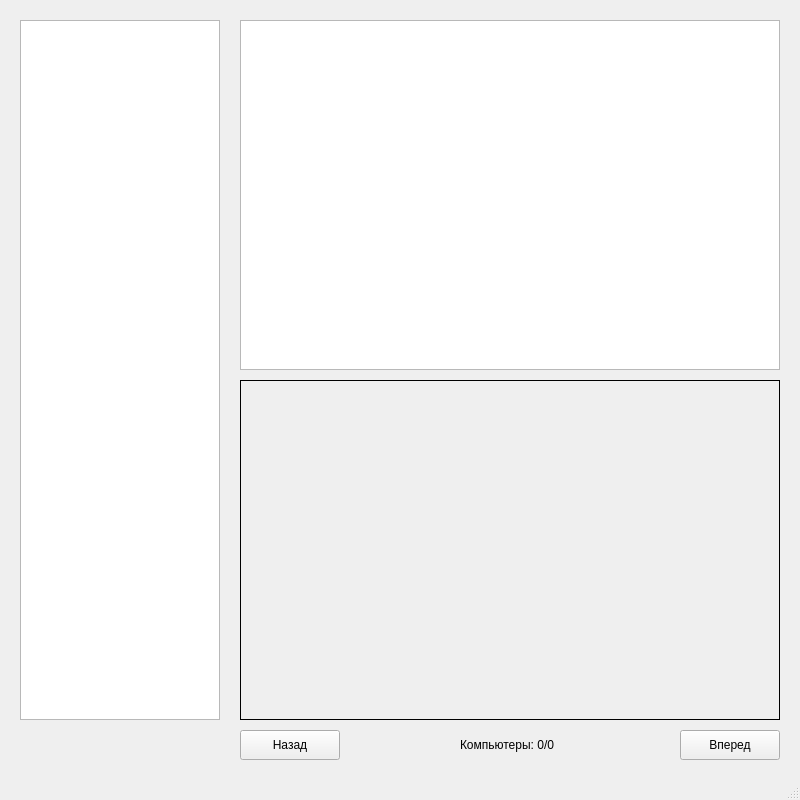
This is main.ui in Pavel7811/TechRooms as Qt 5 draws it before an edit. The edited form follows.
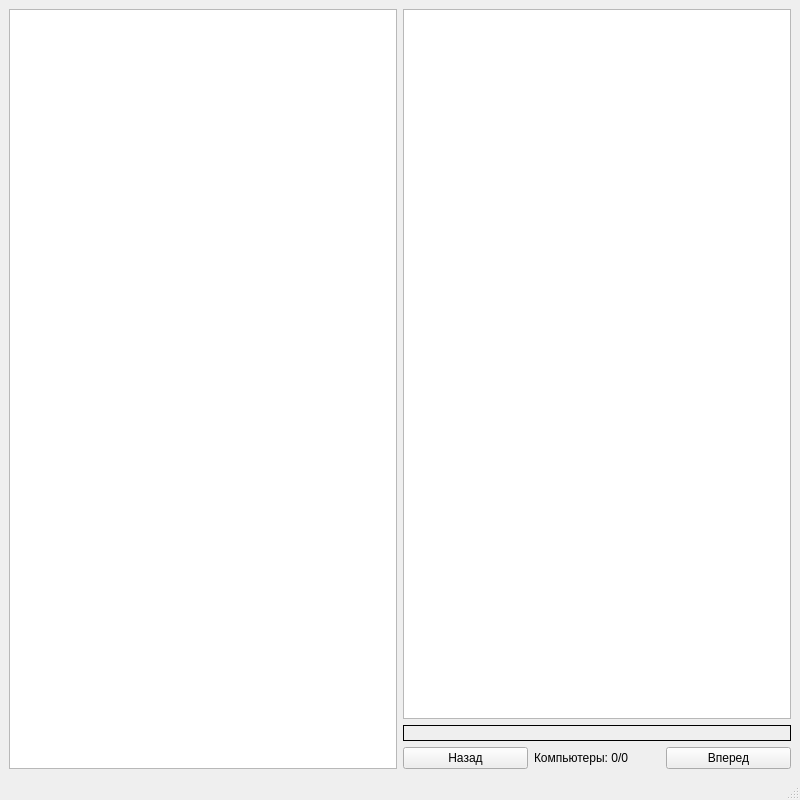
This is the edited form.

Commit message: адаптивный экран типо

Patch:
```diff
--- a/main.ui
+++ b/main.ui
@@ -14,35 +14,24 @@
    <string>База данных аудиторий и технического оборудования</string>
   </property>
   <widget class="QWidget" name="centralwidget">
-   <widget class="QListWidget" name="rooms_list">
-    <property name="geometry">
-     <rect>
-      <x>20</x>
-      <y>20</y>
-      <width>200</width>
-      <height>700</height>
-     </rect>
-    </property>
-   </widget>
-   <widget class="QTextBrowser" name="equipment_info">
-    <property name="geometry">
-     <rect>
-      <x>240</x>
-      <y>20</y>
-      <width>540</width>
-      <height>350</height>
-     </rect>
-    </property>
-   </widget>
+   <layout class="QHBoxLayout" name="horizontalLayout">
+    <item>
+     <widget class="QListWidget" name="rooms_list"/>
+    </item>
+    <item>
+     <layout class="QVBoxLayout" name="verticalLayout">
+      <item>
+       <widget class="QTextBrowser" name="equipment_info"/>
+      </item>
+      <item>
    <widget class="QLabel" name="equipment_image">
-    <property name="geometry">
-     <rect>
-      <x>240</x>
-      <y>380</y>
+        <property name="fixedSize">
+  <size>
       <width>540</width>
       <height>340</height>
-     </rect>
-    </property>
+  </size>
+</property>
+
     <property name="frameShape">
      <enum>QFrame::Box</enum>
     </property>
@@ -50,45 +39,35 @@
      <set>Qt::AlignCenter</set>
     </property>
    </widget>
+      </item>
+      <item>
+       <layout class="QHBoxLayout" name="horizontalLayout_2">
+        <item>
    <widget class="QPushButton" name="previous_button">
-    <property name="geometry">
-     <rect>
-      <x>240</x>
-      <y>730</y>
-      <width>100</width>
-      <height>30</height>
-     </rect>
-    </property>
     <property name="text">
      <string>Назад</string>
     </property>
    </widget>
-   <widget class="QPushButton" name="next_button">
-    <property name="geometry">
-     <rect>
-      <x>680</x>
-      <y>730</y>
-      <width>100</width>
-      <height>30</height>
-     </rect>
-    </property>
-    <property name="text">
-     <string>Вперед</string>
-    </property>
-   </widget>
+        </item>
+        <item>
    <widget class="QLabel" name="computer_count_label">
-    <property name="geometry">
-     <rect>
-      <x>460</x>
-      <y>730</y>
-      <width>120</width>
-      <height>30</height>
-     </rect>
-    </property>
     <property name="text">
      <string>Компьютеры: 0/0</string>
     </property>
    </widget>
+        </item>
+        <item>
+         <widget class="QPushButton" name="next_button">
+          <property name="text">
+           <string>Вперед</string>
+          </property>
+         </widget>
+        </item>
+       </layout>
+      </item>
+     </layout>
+    </item>
+   </layout>
   </widget>
   <widget class="QMenuBar" name="menubar">
    <property name="geometry">
```
Lines whose indentation alone changed are shown as unchanged. The commit also changes 1 other file.
